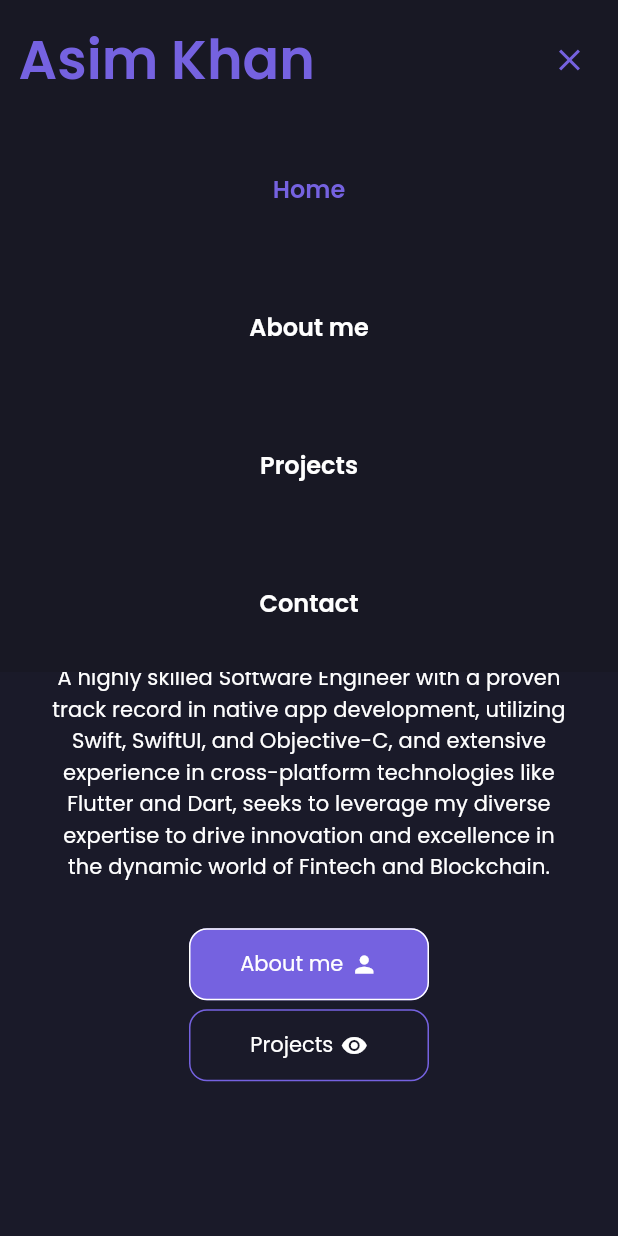
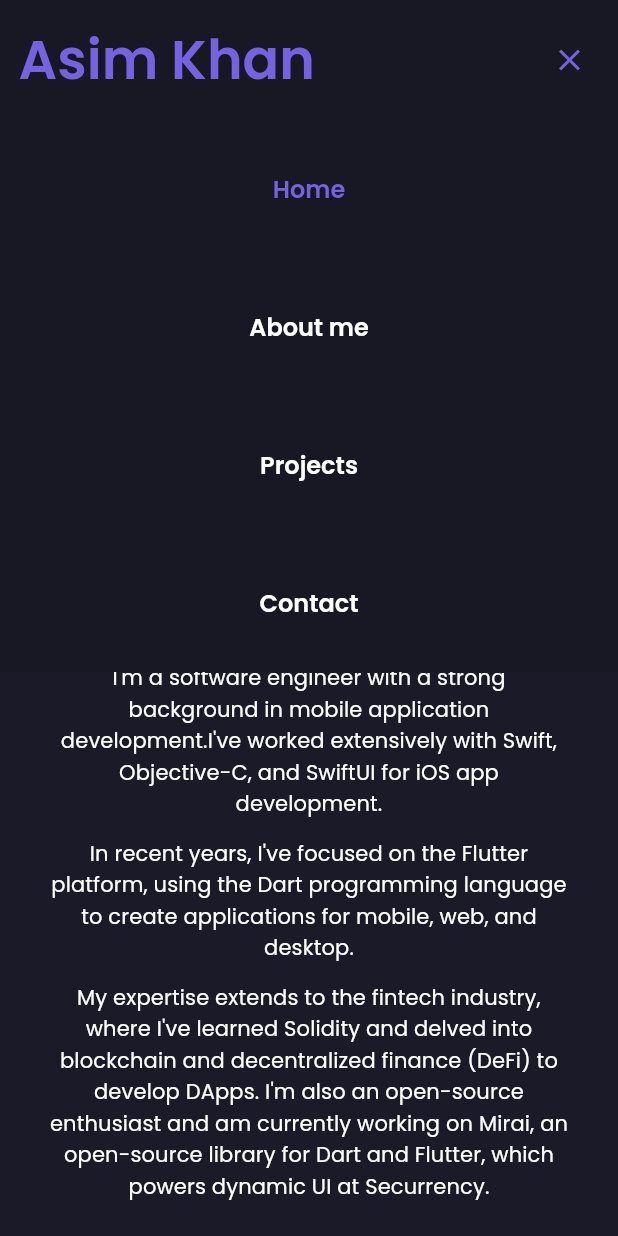
Before and after one commit to i-asimkhan/i_asim_khan, a Flutter app: the screen it shows after launch, after a tap on the "menu" icon, on a phone screen of 412 x 824 dp. Run offline on Flutter 3.47's test engine with Material 2 defaults, Android fonts, the phone set to English and light mode, and no system bars; drawn by our look-alikes of auto_size_text; our stand-ins replace cached_network_image, equatable, flutter_bloc, flutter_svg, font_awesome_flutter; missing offline and left inert: universal_html.

Commit message:
feat: Added fav-icons and updated intro messages

```diff
--- a/lib/core/utils/app_strings.dart
+++ b/lib/core/utils/app_strings.dart
@@ -1,8 +1,14 @@
 abstract class AppStrings {
   static const String developerName = "Asim Khan";
   static const String helloIM = "Hey there, I'm ";
-  static const String introMsg =
-      "A highly skilled Software Engineer with a proven track record in native app development, utilizing Swift, SwiftUI, and Objective-C, and extensive experience in cross-platform technologies like Flutter and Dart, seeks to leverage my diverse expertise to drive innovation and excellence in the dynamic world of Fintech and Blockchain.";
+  static const String introMessageLine1 =
+      "I'm a software engineer with a strong background in mobile application development.";
+  static const String introMessageLine2 =
+      "I've worked extensively with Swift, Objective-C, and SwiftUI for iOS app development.";
+  static const String introMessageLine3 =
+      "In recent years, I've focused on the Flutter platform, using the Dart programming language to create applications for mobile, web, and desktop.";
+  static const String introMessageLine4 =
+      "My expertise extends to the fintech industry, where I've learned Solidity and delved into blockchain and decentralized finance (DeFi) to develop DApps. I'm also an open-source enthusiast and am currently working on Mirai, an open-source library for Dart and Flutter, which powers dynamic UI at Securrency.";
   static String aboutMeMsg =
       "I'm a Flutter developer with a good understanding of the Flutter framework, I have experience in UI design, API integration, clean code writing and knowledge of solid principles and clean architecture. I have completed many projects that prove my ability to provide creative and high-quality solutions and finish them in an almost complete way with a great user experience without any problems facing users";
   static const String numOfExperience = "2+";
--- a/lib/presentation/widgets/body/intro/intro_actions.dart
+++ b/lib/presentation/widgets/body/intro/intro_actions.dart
@@ -21,9 +21,7 @@ class IntoActions extends StatelessWidget {
         },
         width: 160,
       ),
-      context.width < DeviceType.ipad.getMaxWidth()
-          ? const SizedBox(height: 6)
-          : const SizedBox(width: 32),
+      const SizedBox(width: 32),
       CustomButton(
         label: AppBarHeaders.projects.getString(),
         icon: Icons.remove_red_eye,
@@ -34,14 +32,9 @@ class IntoActions extends StatelessWidget {
         width: 160,
       ),
     ];
-    return context.width < DeviceType.ipad.getMaxWidth()
-        ? Column(
-            crossAxisAlignment: CrossAxisAlignment.start,
-            children: actions,
-          )
-        : Row(
-            mainAxisAlignment: MainAxisAlignment.start,
-            children: actions,
-          );
+    return Row(
+      mainAxisAlignment: MainAxisAlignment.start,
+      children: actions,
+    );
   }
 }
--- a/lib/presentation/widgets/body/intro/intro_section.dart
+++ b/lib/presentation/widgets/body/intro/intro_section.dart
@@ -1,6 +1,6 @@
 import 'package:flutter/material.dart';
-import 'package:i_asim_khan/core/utils/app_enums.dart';
 import 'package:i_asim_khan/core/utils/app_extensions.dart';
+import 'package:i_asim_khan/core/utils/config/responsive.dart';
 import 'intro_circle_image_box.dart';
 import 'intro_text.dart';
 
@@ -11,7 +11,7 @@ class IntroSection extends StatelessWidget {
   Widget build(BuildContext context) {
     return Padding(
       padding: EdgeInsets.symmetric(vertical: context.height * .12),
-      child: context.width < DeviceType.mobile.getMaxWidth()
+      child: Responsive.isMobile(context)
           ? const Column(
               crossAxisAlignment: CrossAxisAlignment.center,
               mainAxisAlignment: MainAxisAlignment.center,
--- a/lib/presentation/widgets/body/intro/intro_text.dart
+++ b/lib/presentation/widgets/body/intro/intro_text.dart
@@ -4,6 +4,7 @@ import 'package:i_asim_khan/core/theme/app_text_theme.dart';
 import 'package:i_asim_khan/core/utils/app_enums.dart';
 import 'package:i_asim_khan/core/utils/app_extensions.dart';
 import 'package:i_asim_khan/core/utils/app_strings.dart';
+import 'package:i_asim_khan/core/utils/config/responsive.dart';
 import 'intro_actions.dart';
 
 class IntroText extends StatelessWidget {
@@ -36,18 +37,39 @@ class IntroText extends StatelessWidget {
         ),
         const SizedBox(height: 12),
         SizedBox(
-          width: context.width < DeviceType.mobile.getMaxWidth()
+            width: Responsive.isMobile(context)
                 ? context.width - 20
                 : context.width / 2.5,
-          child: Text(
-            AppStrings.introMsg,
+            child: Column(
+              children: [
+                Text(
+                  AppStrings.introMessageLine1 + AppStrings.introMessageLine2,
                   style: context.width < DeviceType.ipad.getMaxWidth()
                       ? context.textTheme.titleSmall
                       : context.textTheme.titleMedium,
                   textAlign: _getTextAlign(context.width),
                   softWrap: true,
                 ),
+                const SizedBox(height: 12),
+                Text(
+                  AppStrings.introMessageLine3,
+                  style: context.width < DeviceType.ipad.getMaxWidth()
+                      ? context.textTheme.titleSmall
+                      : context.textTheme.titleMedium,
+                  textAlign: _getTextAlign(context.width),
+                  softWrap: true,
                 ),
+                const SizedBox(height: 12),
+                Text(
+                  AppStrings.introMessageLine4,
+                  style: context.width < DeviceType.ipad.getMaxWidth()
+                      ? context.textTheme.titleSmall
+                      : context.textTheme.titleMedium,
+                  textAlign: _getTextAlign(context.width),
+                  softWrap: true,
+                ),
+              ],
+            )),
         const SizedBox(height: 30),
         const IntoActions(),
       ],
```
Also changed, not shown: 30 other files. Lines whose indentation alone changed are shown as unchanged.
